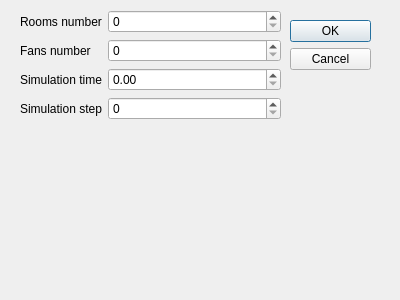
Before: the Qt Designer form ComfortableCinema/settings.ui in Eryk07/ZTPR, drawn with Qt 5.
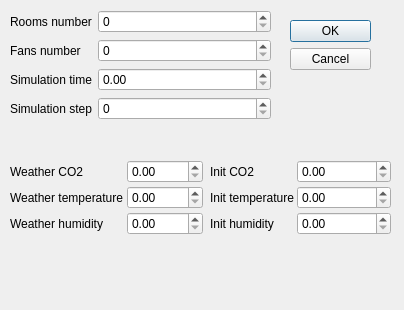
After: the same form once the commit is applied.

Commit message: add default values to settings values and its SpinBoxes

```diff
--- a/ComfortableCinema/settings.ui
+++ b/ComfortableCinema/settings.ui
@@ -6,8 +6,8 @@
    <rect>
     <x>0</x>
     <y>0</y>
-    <width>400</width>
-    <height>300</height>
+    <width>404</width>
+    <height>310</height>
    </rect>
   </property>
   <property name="windowTitle">
@@ -19,7 +19,7 @@
      <x>290</x>
      <y>20</y>
      <width>81</width>
-     <height>241</height>
+     <height>101</height>
     </rect>
    </property>
    <property name="orientation">
@@ -32,10 +32,10 @@
   <widget class="QWidget" name="formLayoutWidget">
    <property name="geometry">
     <rect>
-     <x>20</x>
+     <x>10</x>
      <y>10</y>
      <width>261</width>
-     <height>281</height>
+     <height>121</height>
     </rect>
    </property>
    <layout class="QFormLayout" name="formLayout">
@@ -81,6 +81,102 @@
     </item>
    </layout>
   </widget>
+  <widget class="QWidget" name="formLayoutWidget_2">
+   <property name="geometry">
+    <rect>
+     <x>10</x>
+     <y>160</y>
+     <width>193</width>
+     <height>91</height>
+    </rect>
+   </property>
+   <layout class="QFormLayout" name="formLayout_2">
+    <property name="horizontalSpacing">
+     <number>3</number>
+    </property>
+    <property name="verticalSpacing">
+     <number>3</number>
+    </property>
+    <item row="0" column="0">
+     <widget class="QLabel" name="weatherCO2Label">
+      <property name="text">
+       <string>Weather CO2</string>
+      </property>
+     </widget>
+    </item>
+    <item row="0" column="1">
+     <widget class="QDoubleSpinBox" name="weatherCO2doubleSpinBox"/>
+    </item>
+    <item row="1" column="0">
+     <widget class="QLabel" name="weatherTemperatureLabel">
+      <property name="text">
+       <string>Weather temperature</string>
+      </property>
+     </widget>
+    </item>
+    <item row="1" column="1">
+     <widget class="QDoubleSpinBox" name="weatherTempdoubleSpinBox"/>
+    </item>
+    <item row="2" column="1">
+     <widget class="QDoubleSpinBox" name="weatherHumiditydoubleSpinBox"/>
+    </item>
+    <item row="2" column="0">
+     <widget class="QLabel" name="weatherHumidityLabel">
+      <property name="text">
+       <string>Weather humidity</string>
+      </property>
+     </widget>
+    </item>
+   </layout>
+  </widget>
+  <widget class="QWidget" name="formLayoutWidget_3">
+   <property name="geometry">
+    <rect>
+     <x>210</x>
+     <y>160</y>
+     <width>181</width>
+     <height>91</height>
+    </rect>
+   </property>
+   <layout class="QFormLayout" name="formLayout_3">
+    <property name="horizontalSpacing">
+     <number>3</number>
+    </property>
+    <property name="verticalSpacing">
+     <number>3</number>
+    </property>
+    <item row="0" column="0">
+     <widget class="QLabel" name="initCO2Label">
+      <property name="text">
+       <string>Init CO2</string>
+      </property>
+     </widget>
+    </item>
+    <item row="0" column="1">
+     <widget class="QDoubleSpinBox" name="initCO2doubleSpinBox"/>
+    </item>
+    <item row="1" column="0">
+     <widget class="QLabel" name="initTemperatureLabel">
+      <property name="text">
+       <string>Init temperature</string>
+      </property>
+     </widget>
+    </item>
+    <item row="1" column="1">
+     <widget class="QDoubleSpinBox" name="initTempdoubleSpinBox"/>
+    </item>
+    <item row="2" column="1">
+     <widget class="QDoubleSpinBox" name="initHumiditydoubleSpinBox"/>
+    </item>
+    <item row="2" column="0">
+     <widget class="QLabel" name="initHumidityLabel">
+      <property name="text">
+       <string>Init humidity</string>
+      </property>
+     </widget>
+    </item>
+   </layout>
+  </widget>
  </widget>
  <resources/>
  <connections>
```
The commit also changes 2 other files.
